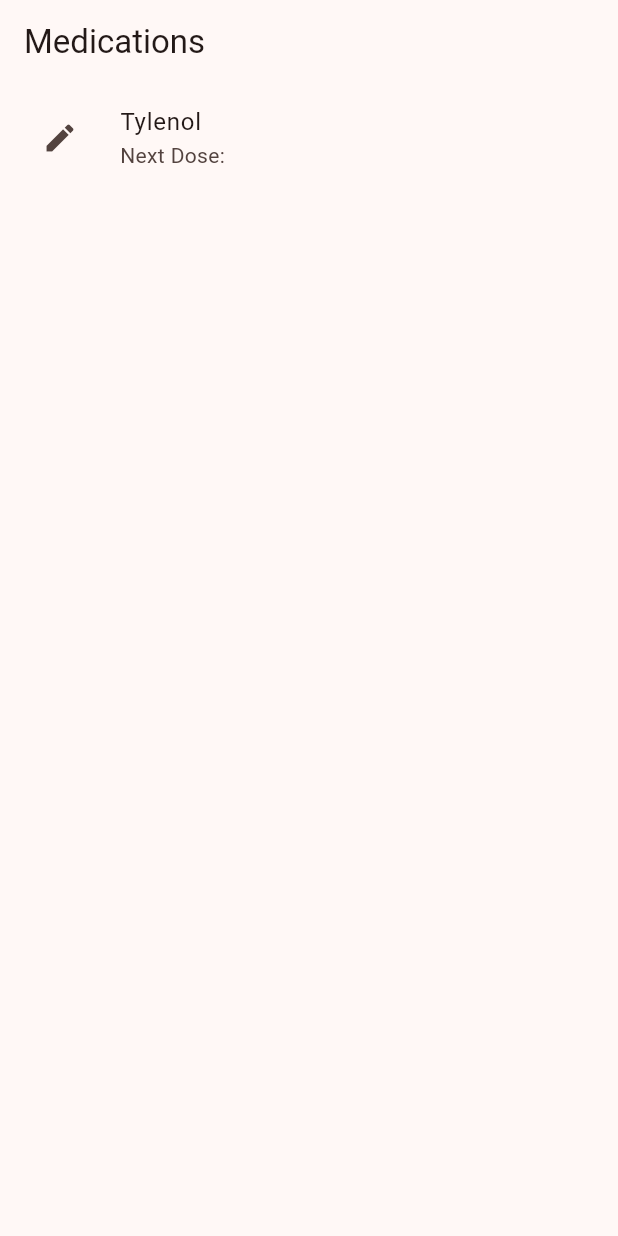
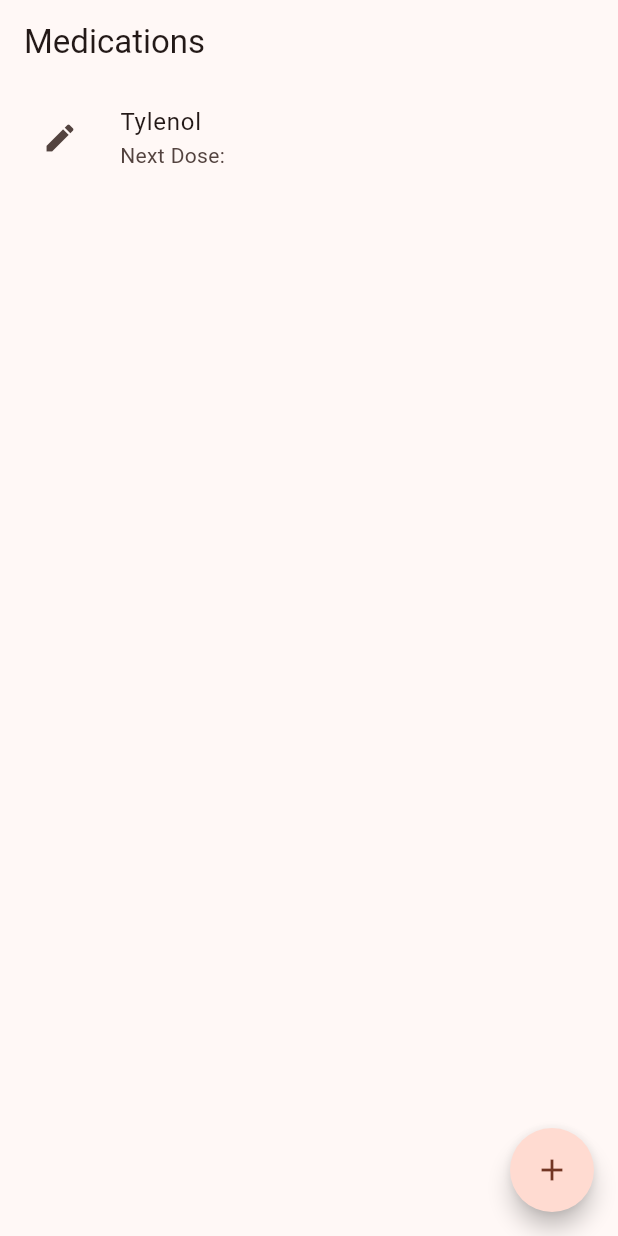
Before and after one commit to annmarie2/meds_tracker, a Flutter app: the screen it shows after launch, on a phone screen of 412 x 824 dp. Run offline on Flutter 3.47's test engine with Material 3 defaults, Android fonts, the phone set to English and light mode, and no system bars.

Commit message:
added useless FAB to homepage

```diff
--- a/lib/main.dart
+++ b/lib/main.dart
@@ -68,6 +68,14 @@ class HomePage extends StatelessWidget {
             ),
         ]
       ),
+      floatingActionButton: FloatingActionButton(
+        onPressed: () {
+          // Handle add button press,
+        },
+        child: Icon(Icons.add),
+        shape: CircleBorder(),
+        // TODO: Add background color based on theme :)
+      ),
     );
   }
 }
```
